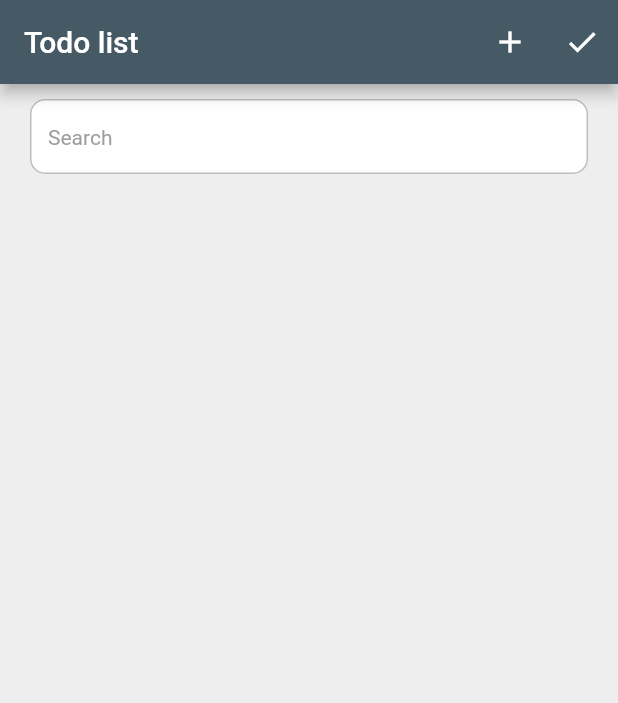
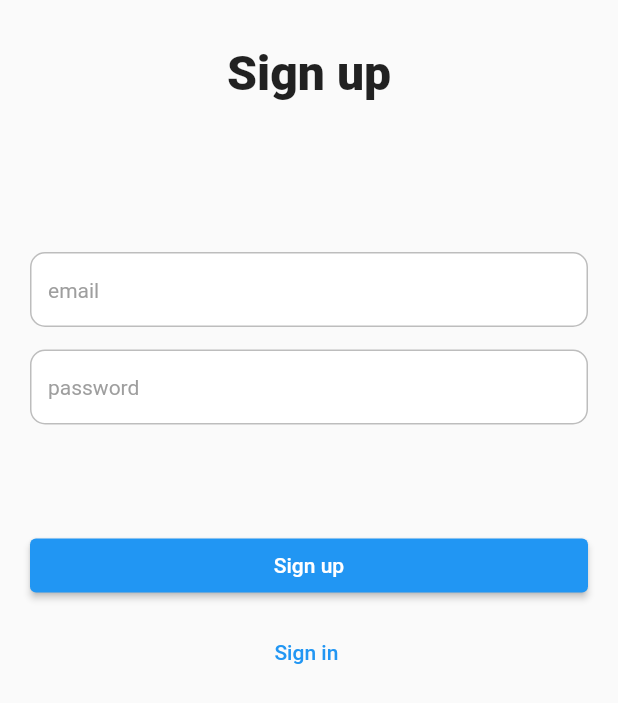
Before and after one commit to Samir-Sattarov/TODO-Clean429, a Flutter app: the screen it shows after launch, on a phone screen of 412 x 824 dp. Shown: the top 703 px of the screen. Run offline on Flutter 3.47's test engine with Material 3 defaults, Android fonts, the phone set to English and light mode, and no system bars; our stand-ins replace another_flushbar, bloc, cloud_firestore, dartz, equatable, firebase_auth and 5 more; accounts and stored records are empty.

Commit message:
Added Sign in And sign up to project usign firebase auth

```diff
--- a/lib/application.dart
+++ b/lib/application.dart
@@ -1,7 +1,11 @@
+import 'package:clean_arch_example/features/auth/presentation/cubits/sign_up/sign_up_cubit.dart';
 import 'package:clean_arch_example/features/main/presentation/cubits/counter/counter_cubit.dart';
 import 'package:flutter/material.dart';
 import 'package:flutter_bloc/flutter_bloc.dart';
 
+import 'features/auth/presentation/cubits/sign_in/sign_in_cubit.dart';
+import 'features/auth/presentation/screens/sign_in_screen.dart';
+import 'features/auth/presentation/screens/sign_up_screen.dart';
 import 'features/main/presentation/cubits/completed_todo/completed_todo_cubit.dart';
 import 'features/main/presentation/cubits/delete_todo/delete_todo_cubit.dart';
 import 'features/main/presentation/cubits/save_todo/save_todo_cubit.dart';
@@ -23,6 +27,8 @@ class _ApplicationState extends State<Application> {
   late TodoCubit todoCubit;
   late SaveTodoCubit saveTodoCubit;
   late DeleteTodoCubit deleteTodoCubit;
+  late SignUpCubit signUpCubit;
+  late SignInCubit signInCubit;
 
   @override
   void initState() {
@@ -31,6 +37,8 @@ class _ApplicationState extends State<Application> {
     completedTodoCubit = locator();
     saveTodoCubit = locator();
     deleteTodoCubit = locator();
+    signInCubit = locator();
+    signUpCubit = locator();
     super.initState();
   }
 
@@ -43,11 +51,13 @@ class _ApplicationState extends State<Application> {
         BlocProvider.value(value: completedTodoCubit),
         BlocProvider.value(value: saveTodoCubit),
         BlocProvider.value(value: deleteTodoCubit),
+        BlocProvider.value(value: signInCubit),
+        BlocProvider.value(value: signUpCubit),
       ],
       child: MaterialApp(
         title: 'Flutter Demo',
         theme: ThemeData(primarySwatch: Colors.blue, useMaterial3: false),
-        home: const HomeScreen(),
+        home: const SignUpScreen(),
       ),
     );
   }
--- a/lib/core/api/firebase_collections.dart
+++ b/lib/core/api/firebase_collections.dart
@@ -1,3 +1,4 @@
 class FirebaseCollections {
   static const todos = "todos";
+  static const users = "users";
 }
--- /dev/null
+++ b/lib/features/auth/data/data_sources/auth_remote_data_source.dart
@@ -0,0 +1,24 @@
+import 'package:clean_arch_example/core/api/api_firebase_client.dart';
+
+abstract class AuthRemoteDataSource {
+  Future<void> signIn(String email, String password);
+  Future<void> signUp(String email, String password);
+}
+
+class AuthRemoteDataSourceImpl extends AuthRemoteDataSource{
+  final ApiFirebaseClient client;
+
+  AuthRemoteDataSourceImpl(this.client);
+
+
+  @override
+  Future<void> signIn(String email, String password) async {
+    await client.signIn(email, password);
+  }
+
+  @override
+  Future<void> signUp(String email, String password) async {
+    await client.signUp(email, password);
+
+  }
+}
--- /dev/null
+++ b/lib/features/auth/data/repository/auth_repository_impl.dart
@@ -0,0 +1,22 @@
+import 'package:clean_arch_example/core/usecases/action.dart';
+import 'package:clean_arch_example/features/auth/data/data_sources/auth_remote_data_source.dart';
+import 'package:clean_arch_example/features/auth/domain/repository/auth_repository.dart';
+import 'package:dartz/dartz.dart';
+
+import '../../../../core/entities/app_error.dart';
+
+class AuthRepositoryImpl extends AuthRepository {
+  final AuthRemoteDataSource remoteDataSource;
+
+  AuthRepositoryImpl(this.remoteDataSource);
+
+  @override
+  Future<Either<AppError, void>> signIn(String email, String password) async {
+    return action(task: remoteDataSource.signIn(email, password));
+  }
+
+  @override
+  Future<Either<AppError, void>> signUp(String email, String password) {
+    return action(task: remoteDataSource.signUp(email, password));
+  }
+}
--- /dev/null
+++ b/lib/features/auth/domain/repository/auth_repository.dart
@@ -0,0 +1,8 @@
+import 'package:dartz/dartz.dart';
+
+import '../../../../core/entities/app_error.dart';
+
+abstract class AuthRepository {
+  Future<Either<AppError, void>> signIn(String email, String password);
+  Future<Either<AppError, void>> signUp(String email, String password);
+}
--- /dev/null
+++ b/lib/features/auth/domain/usecases/auth_usecases.dart
@@ -0,0 +1,40 @@
+import 'package:clean_arch_example/features/auth/domain/repository/auth_repository.dart';
+import 'package:dartz/dartz.dart';
+
+import '../../../../core/entities/app_error.dart';
+import '../../../../core/usecases/usecase.dart';
+
+class SignInUsecase extends UseCase<void, AuthUsecaseParams> {
+  final AuthRepository repository;
+
+  SignInUsecase(this.repository);
+
+  @override
+  Future<Either<AppError, void>> call(AuthUsecaseParams params) {
+    return repository.signIn(
+      params.email,
+      params.password,
+    );
+  }
+}
+
+class SignUpUsecase extends UseCase<void, AuthUsecaseParams> {
+  final AuthRepository repository;
+
+  SignUpUsecase(this.repository);
+
+  @override
+  Future<Either<AppError, void>> call(AuthUsecaseParams params) {
+    return repository.signUp(
+      params.email,
+      params.password,
+    );
+  }
+}
+
+class AuthUsecaseParams {
+  final String email;
+  final String password;
+
+  AuthUsecaseParams(this.email, this.password);
+}
--- /dev/null
+++ b/lib/features/auth/presentation/cubits/sign_in/sign_in_cubit.dart
@@ -0,0 +1,26 @@
+import 'package:bloc/bloc.dart';
+import 'package:meta/meta.dart';
+
+import '../../../domain/usecases/auth_usecases.dart';
+
+part 'sign_in_state.dart';
+
+class SignInCubit extends Cubit<SignInState> {
+  final SignInUsecase signInUsecase;
+  SignInCubit(this.signInUsecase) : super(SignInInitial());
+
+  signIn(String email, String password) async {
+    emit(SignInLoading());
+
+    final response = await signInUsecase.call(
+      AuthUsecaseParams(email, password),
+    );
+
+    response.fold(
+      (l) => emit(SignInError(l.errorMessage)),
+      (r) => emit(
+        SignInSuccess(),
+      ),
+    );
+  }
+}
--- /dev/null
+++ b/lib/features/auth/presentation/cubits/sign_in/sign_in_state.dart
@@ -0,0 +1,13 @@
+part of 'sign_in_cubit.dart';
+
+@immutable
+sealed class SignInState {}
+
+final class SignInInitial extends SignInState {}
+final class SignInLoading extends SignInState {}
+final class SignInError extends SignInState {
+  final String message;
+
+  SignInError(this.message);
+}
+final class SignInSuccess extends SignInState {}
--- /dev/null
+++ b/lib/features/auth/presentation/cubits/sign_up/sign_up_cubit.dart
@@ -0,0 +1,24 @@
+import 'package:bloc/bloc.dart';
+import 'package:meta/meta.dart';
+
+import '../../../domain/usecases/auth_usecases.dart';
+
+part 'sign_up_state.dart';
+
+class SignUpCubit extends Cubit<SignUpState> {
+  final SignUpUsecase signUpUsecase;
+  SignUpCubit(this.signUpUsecase) : super(SignUpInitial());
+
+  signUp(String email, String password) async {
+    emit(SignUpLoading());
+
+    final response = await signUpUsecase.call(
+      AuthUsecaseParams(email, password),
+    );
+
+    response.fold(
+      (l) => emit(SignUpError(l.errorMessage)),
+      (r) => emit(SignUpSuccess()),
+    );
+  }
+}
--- /dev/null
+++ b/lib/features/auth/presentation/cubits/sign_up/sign_up_state.dart
@@ -0,0 +1,16 @@
+part of 'sign_up_cubit.dart';
+
+@immutable
+sealed class SignUpState {}
+
+final class SignUpInitial extends SignUpState {}
+
+final class SignUpLoading extends SignUpState {}
+
+final class SignUpError extends SignUpState {
+  final String message;
+
+  SignUpError(this.message);
+}
+
+final class SignUpSuccess extends SignUpState {}
--- /dev/null
+++ b/lib/features/auth/presentation/screens/sign_up_screen.dart
@@ -0,0 +1,88 @@
+import 'package:clean_arch_example/features/auth/presentation/cubits/sign_up/sign_up_cubit.dart';
+import 'package:clean_arch_example/features/auth/presentation/screens/sign_in_screen.dart';
+import 'package:clean_arch_example/features/main/presentation/widgets/text_form_field_widget.dart';
+import 'package:flutter/material.dart';
+import 'package:flutter_bloc/flutter_bloc.dart';
+
+import '../../../main/presentation/screens/home_screen.dart';
+
+class SignUpScreen extends StatefulWidget {
+  const SignUpScreen({super.key});
+
+  @override
+  State<SignUpScreen> createState() => _SignUpScreenState();
+}
+
+class _SignUpScreenState extends State<SignUpScreen> {
+  final TextEditingController controllerEmail = TextEditingController();
+  final TextEditingController controllerPassword = TextEditingController();
+
+  @override
+  Widget build(BuildContext context) {
+    return Scaffold(
+      body: BlocListener<SignUpCubit, SignUpState>(
+        listener: (context, state) {
+          if (state is SignUpSuccess) {
+            Navigator.pushAndRemoveUntil(
+              context,
+              MaterialPageRoute(
+                builder: (context) => const HomeScreen(),
+              ),
+              (route) => false,
+            );
+          }
+        },
+        child: SafeArea(
+          child: Padding(
+            padding: const EdgeInsets.symmetric(horizontal: 20),
+            child: Column(
+              crossAxisAlignment: CrossAxisAlignment.center,
+              children: [
+                const SizedBox(height: 30),
+                const Text(
+                  "Sign up",
+                  style: TextStyle(
+                    fontSize: 32,
+                    fontWeight: FontWeight.w800,
+                  ),
+                ),
+                const SizedBox(height: 100),
+                TextFormFieldWidget(
+                  controller: controllerEmail,
+                  hintText: "email",
+                ),
+                const SizedBox(height: 15),
+                TextFormFieldWidget(
+                  controller: controllerPassword,
+                  hintText: "password",
+                ),
+                const SizedBox(height: 70),
+                ElevatedButton(
+                  onPressed: () {
+                    BlocProvider.of<SignUpCubit>(context)
+                        .signUp(controllerEmail.text, controllerPassword.text);
+                  },
+                  child: const Center(
+                    child: Text("Sign up"),
+                  ),
+                ),
+                const SizedBox(height: 10),
+                TextButton(
+                    onPressed: () {
+                      Navigator.push(
+                          context,
+                          MaterialPageRoute(
+                            builder: (context) => const SignInScreen(),
+                          ));
+                    },
+                    child: Text(
+                      "Sign in ",
+                    ))
+              ],
+            ),
+          ),
+        ),
+      ),
+    );
+  }
+}
--- a/lib/main.dart
+++ b/lib/main.dart
@@ -1,3 +1,4 @@
+import 'package:firebase_auth/firebase_auth.dart';
 import 'package:firebase_core/firebase_core.dart';
 import 'package:flutter/material.dart';
 import 'package:hive_flutter/hive_flutter.dart';
@@ -12,6 +13,7 @@ void main() async {
   WidgetsFlutterBinding.ensureInitialized();
 
   await Firebase.initializeApp();
+
   await Hive.initFlutter();
   setup();
 
--- a/pubspec.yaml
+++ b/pubspec.yaml
@@ -46,6 +46,7 @@ dependencies:
   firebase_core: ^3.1.0
   cloud_firestore: ^5.0.1
   uuid: ^4.4.0
+  firebase_auth: ^5.1.0
 
 dev_dependencies:
   flutter_test:
```
Also changed, not shown: lib/core/api/api_firebase_client.dart (+92 -0 lines), lib/features/auth/data/model/user_model.dart (added, +35 -0 lines), lib/features/auth/domain/entities/user_entity.dart (added, +13 -0 lines), lib/features/auth/presentation/screens/sign_in_screen.dart (added, +85 -0 lines), lib/features/main/data/datasources/main_remote_data_source.dart (+3 -6 lines), lib/features/main/presentation/screens/home_screen.dart (+9 -0 lines), lib/locator.dart (+30 -1 lines), pubspec.lock, 1 other file.
